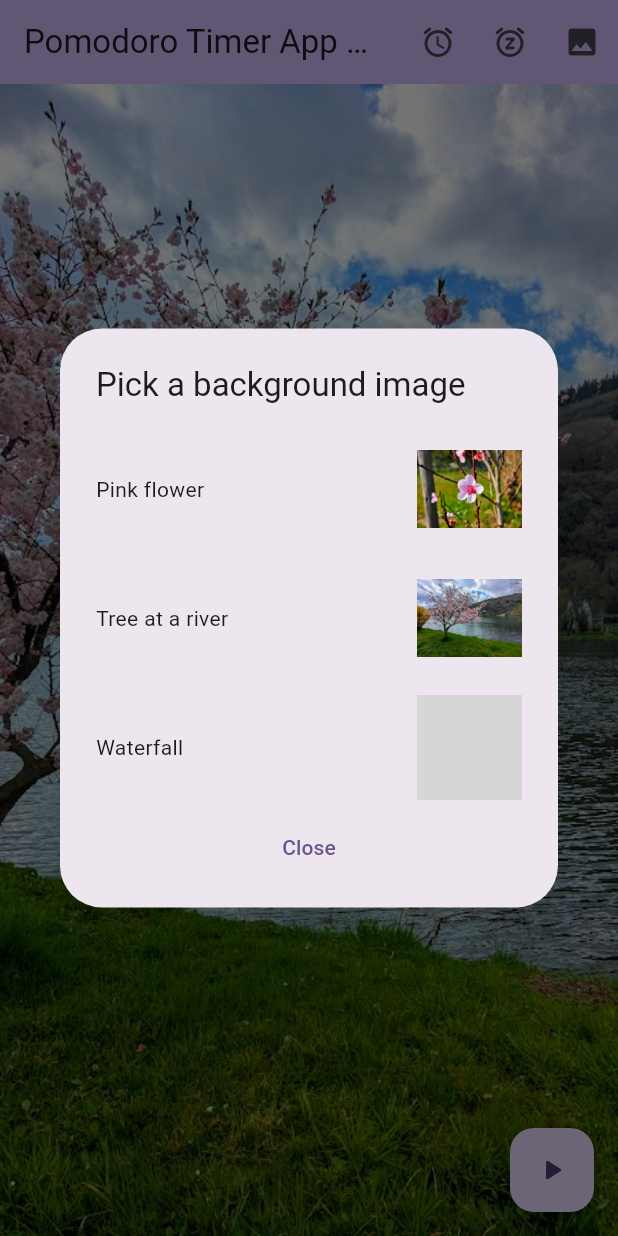
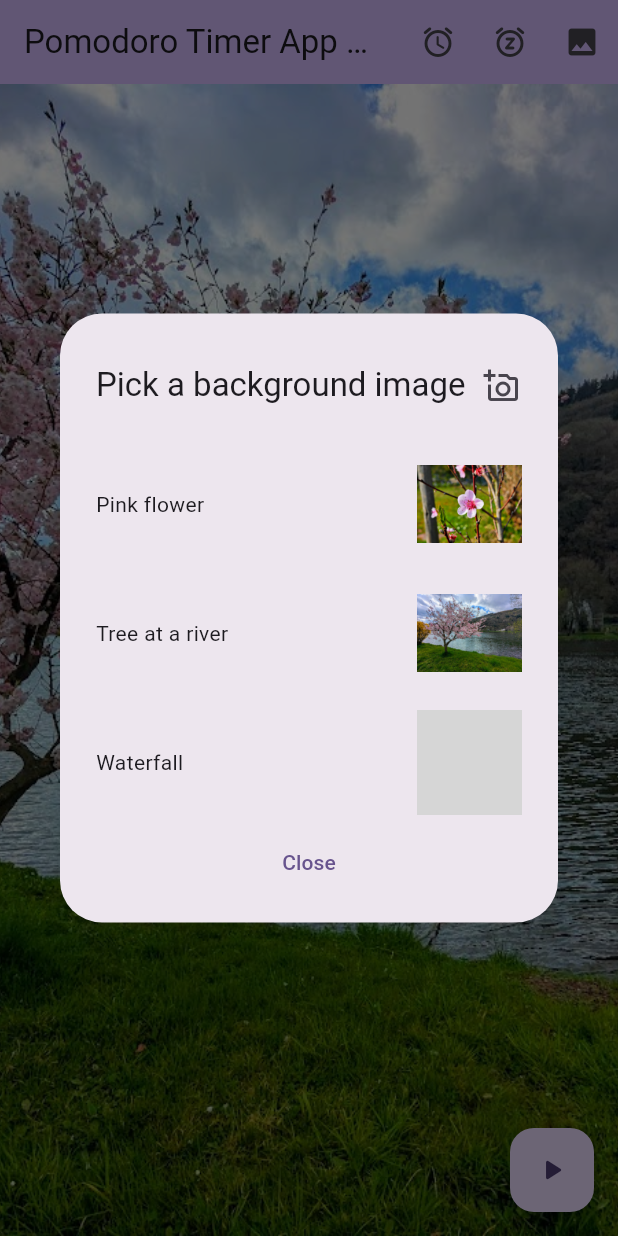
Before and after one commit to ReadingOwl3000/fl_studyapp, a Flutter app: the screen it shows after launch, after a tap on the "image" icon, on a phone screen of 412 x 824 dp. Run offline on Flutter 3.47's test engine with Material 3 defaults, Android fonts, the phone set to English and light mode, and no system bars; our stand-ins replace audioplayers, file_picker, shared_preferences, wakelock_plus; grey boxes are pictures that could not be loaded.

Commit message:
add image picker functionality to background image picker  (now stateful) using file_picker

```diff
--- a/lib/Pages/image_dialog.dart
+++ b/lib/Pages/image_dialog.dart
@@ -1,19 +1,26 @@
-import 'dart:async';
+import 'dart:io';
 
+import 'package:fl_studyapp/image_picker.dart';
+//import 'package:fl_studyapp/shared_prefs.dart';
 import 'package:flutter/material.dart';
 import 'package:fl_studyapp/main.dart';
 import 'package:fl_studyapp/timer.dart';
 import 'package:provider/provider.dart';
 
-class ImageDialog extends StatelessWidget {
+class ImageDialog extends StatefulWidget {
   const ImageDialog({super.key});
   static show() => showDialog(
     context: navigatorKey.currentContext!,
     builder: (_) => ImageDialog(),
   );
 
-  static var currentImage = AssetImage("assets/flower_tree.jpg");
+  static ImageProvider currentImage = AssetImage("assets/flower_tree.jpg");
 
+  @override
+  State<ImageDialog> createState() => _ImageDialogState();
+}
+
+class _ImageDialogState extends State<ImageDialog> {
   Widget imageOption(title, image) {
     return SimpleDialogOption(
       child: Row(
@@ -30,7 +37,7 @@ class ImageDialog extends StatelessWidget {
         ],
       ),
       onPressed: () {
-        currentImage = image;
+        ImageDialog.currentImage = image;
         Provider.of<StudyTimer>(
           listen: false,
           navigatorKey.currentContext!,
@@ -42,11 +49,29 @@ class ImageDialog extends StatelessWidget {
   @override
   Widget build(BuildContext context) {
     return SimpleDialog(
-      title: Text("Pick a background image"),
+      title: Row(
+        mainAxisAlignment: MainAxisAlignment.spaceBetween,
+        children: [
+          Text("Pick a background image"),
+          IconButton(
+            onPressed: () async {
+              await ImagePicker().pick();
+              setState(() {});
+            },
+            icon: Icon(Icons.add_a_photo_outlined),
+          ),
+        ],
+      ),
       children: [
         imageOption("Pink flower", AssetImage("assets/image_flower.jpg")),
         imageOption("Tree at a river", AssetImage("assets/flower_tree.jpg")),
         imageOption("Waterfall", AssetImage("assets/waterfall.jpg")),
+        for (int i = 0; i < MyHomePageState.imageList.length; i++)
+          imageOption(
+            "from files",
+            FileImage(File(MyHomePageState.imageList[i])),
+          ),
+
         TextButton(
           onPressed: () => Navigator.of(context).pop(),
           child: Text("Close"),
--- a/lib/main.dart
+++ b/lib/main.dart
@@ -39,13 +39,13 @@ class MyApp extends StatelessWidget {
 class MyHomePage extends StatefulWidget {
   const MyHomePage({super.key, required this.title});
   final String title;
-
   @override
   State<MyHomePage> createState() => MyHomePageState();
 }
 
 class MyHomePageState extends State<MyHomePage> {
   bool _isLoading = true;
+  static late List<String> imageList;
 
   @override
   void initState() {
@@ -56,6 +56,7 @@ class MyHomePageState extends State<MyHomePage> {
   Future<void> _initializeApp() async {
     await SharedPrefs().getPrefs();
     TimerWidget.buildTime(StudyTimer.focusDuration);
+    imageList = await SharedPrefs().getImages();
     setState(() {
       _isLoading = false; // initialization  complete
     });
--- a/lib/shared_prefs.dart
+++ b/lib/shared_prefs.dart
@@ -1,3 +1,4 @@
+import 'package:fl_studyapp/main.dart';
 import 'package:shared_preferences/shared_preferences.dart';
 import 'timer.dart';
 
@@ -14,4 +15,18 @@ class SharedPrefs {
     StudyTimer.breakDuration = Duration(seconds: prefs.getInt("break") ?? 600);
     StudyTimer.focusDuration = Duration(seconds: prefs.getInt("focus") ?? 1200);
   }
+
+  Future<void> saveImages(newImage) async {
+    final prefs = await SharedPreferences.getInstance();
+    MyHomePageState.imageList = prefs.getStringList("images") ?? [];
+    MyHomePageState.imageList.add(newImage);
+    prefs.setStringList("images", MyHomePageState.imageList);
+
+    print(MyHomePageState.imageList);
+  }
+
+  Future<List<String>> getImages() async {
+    final prefs = await SharedPreferences.getInstance();
+    return prefs.getStringList("images") ?? [];
+  }
 }
--- a/pubspec.yaml
+++ b/pubspec.yaml
@@ -39,6 +39,7 @@ dependencies:
   audioplayers: ^6.4.0
   shared_preferences: ^2.5.3
   flutter_launcher_icons: ^0.14.3
+  file_picker: ^10.1.2
 
 dev_dependencies:
   flutter_test:
```
Also changed, not shown: lib/image_picker.dart (added, +28 -0 lines), pubspec.lock, 1 other file.
